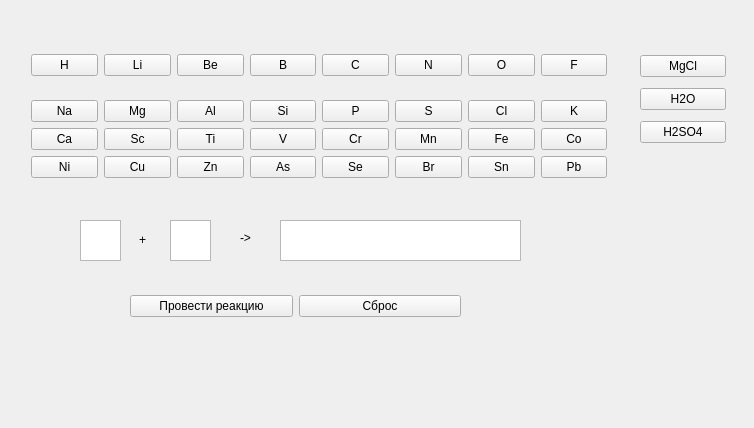
This is Main1.ui in stmbta/progect_qt as Qt 5 draws it before an edit. The edited form follows.
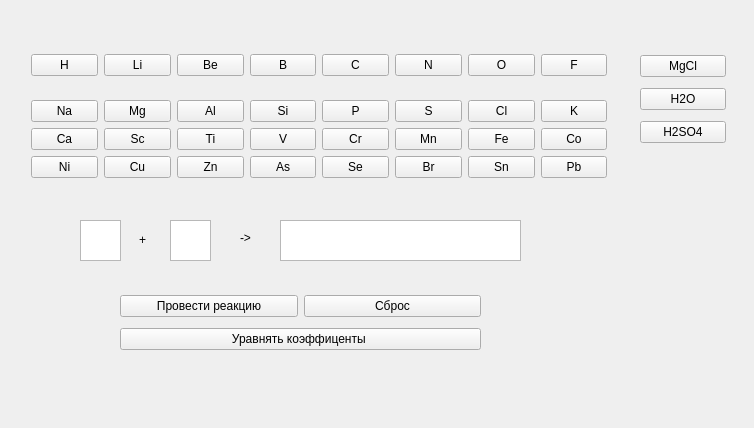
This is the edited form.

What changed in the file:
```diff
--- a/Main1.ui
+++ b/Main1.ui
@@ -10,6 +10,12 @@
     <height>428</height>
    </rect>
   </property>
+  <property name="maximumSize">
+   <size>
+    <width>754</width>
+    <height>428</height>
+   </size>
+  </property>
   <property name="windowTitle">
    <string>MainWindow</string>
   </property>
@@ -459,30 +465,37 @@
      </item>
     </layout>
    </widget>
-   <widget class="QWidget" name="layoutWidget">
+   <widget class="QWidget" name="">
     <property name="geometry">
      <rect>
-      <x>130</x>
+      <x>120</x>
       <y>290</y>
-      <width>331</width>
-      <height>32</height>
+      <width>361</width>
+      <height>66</height>
      </rect>
     </property>
-    <layout class="QHBoxLayout" name="horizontalLayout">
-     <item>
+    <layout class="QGridLayout" name="gridLayout_2">
+     <item row="0" column="0">
       <widget class="QPushButton" name="pushButton">
        <property name="text">
         <string>Провести реакцию</string>
        </property>
       </widget>
      </item>
-     <item>
+     <item row="0" column="1">
       <widget class="QPushButton" name="pushButton_2">
        <property name="text">
         <string>Сброс</string>
        </property>
       </widget>
      </item>
+     <item row="1" column="0" colspan="2">
+      <widget class="QPushButton" name="pushButton_3">
+       <property name="text">
+        <string>Уравнять коэффиценты </string>
+       </property>
+      </widget>
+     </item>
     </layout>
    </widget>
   </widget>
```
Left out of the diff: 2 changed lines with no effect on the pictures.
